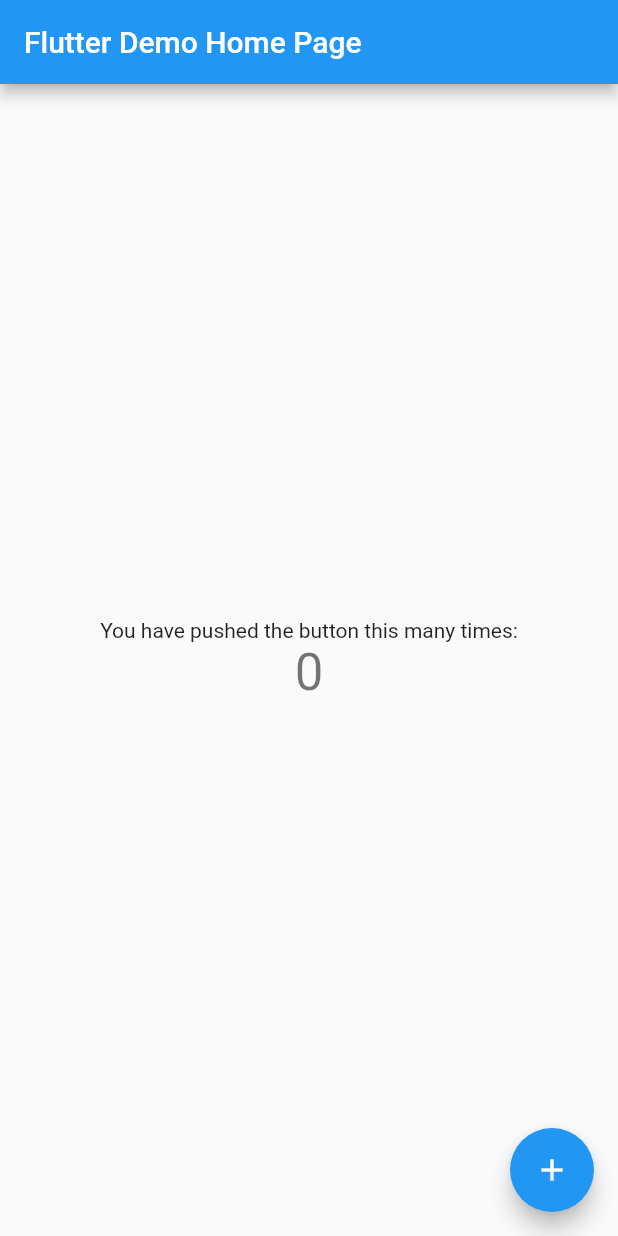
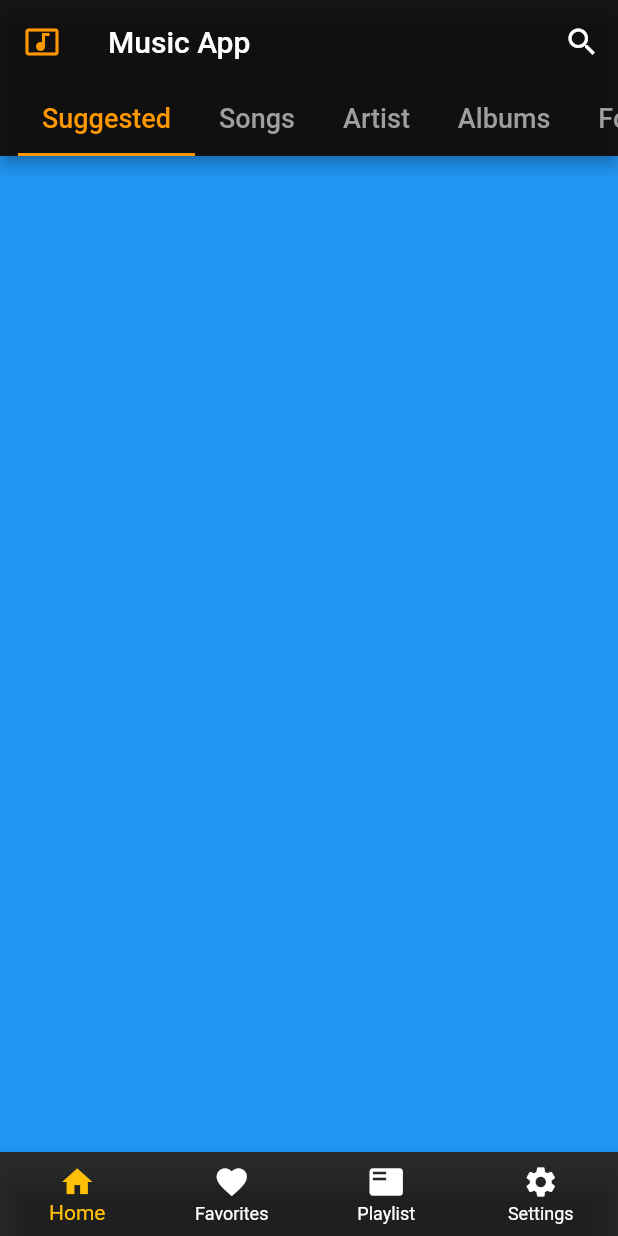
Before and after one commit to mysCod3r/music_app, a Flutter app: the screen it shows after launch, on a phone screen of 412 x 824 dp. Run offline on Flutter 3.47's test engine with Material 2 defaults, Android fonts, the phone set to English and light mode, and no system bars.

Commit message:
layout done.

```diff
--- a/lib/main.dart
+++ b/lib/main.dart
@@ -1,4 +1,5 @@
 import 'package:flutter/material.dart';
+import 'package:music_app/screens/home.dart';
 
 void main() {
   runApp(const MyApp());
@@ -11,105 +12,23 @@ class MyApp extends StatelessWidget {
   @override
   Widget build(BuildContext context) {
     return MaterialApp(
-      title: 'Flutter Demo',
-      theme: ThemeData(
-        // This is the theme of your application.
-        //
-        // Try running your application with "flutter run". You'll see the
-        // application has a blue toolbar. Then, without quitting the app, try
-        // changing the primarySwatch below to Colors.green and then invoke
-        // "hot reload" (press "r" in the console where you ran "flutter run",
-        // or simply save your changes to "hot reload" in a Flutter IDE).
-        // Notice that the counter didn't reset back to zero; the application
-        // is not restarted.
-        primarySwatch: Colors.blue,
+      title: 'Music App',
+      theme: ThemeData.dark().copyWith(
+        bottomNavigationBarTheme: BottomNavigationBarThemeData(
+            type: BottomNavigationBarType.fixed,
+            backgroundColor: Colors.black.withOpacity(0.1),
+            showUnselectedLabels: true,
+            selectedItemColor: Colors.amber,
+            unselectedItemColor: Colors.white),
+        colorScheme: const ColorScheme.dark(
+
+            //If theme brightness is light, use primary color.
+            //If theme brightness is dark, use surface color.
+            brightness: Brightness.dark,
+            surface: Colors.black54),
+        primaryTextTheme: const TextTheme(bodyText1: TextStyle(fontSize: 18)),
       ),
-      home: const MyHomePage(title: 'Flutter Demo Home Page'),
+      home: const Home(),
     );
   }
 }
-
-class MyHomePage extends StatefulWidget {
-  const MyHomePage({Key? key, required this.title}) : super(key: key);
-
-  // This widget is the home page of your application. It is stateful, meaning
-  // that it has a State object (defined below) that contains fields that affect
-  // how it looks.
-
-  // This class is the configuration for the state. It holds the values (in this
-  // case the title) provided by the parent (in this case the App widget) and
-  // used by the build method of the State. Fields in a Widget subclass are
-  // always marked "final".
-
-  final String title;
-
-  @override
-  State<MyHomePage> createState() => _MyHomePageState();
-}
-
-class _MyHomePageState extends State<MyHomePage> {
-  int _counter = 0;
-
-  void _incrementCounter() {
-    setState(() {
-      // This call to setState tells the Flutter framework that something has
-      // changed in this State, which causes it to rerun the build method below
-      // so that the display can reflect the updated values. If we changed
-      // _counter without calling setState(), then the build method would not be
-      // called again, and so nothing would appear to happen.
-      _counter++;
-    });
-  }
-
-  @override
-  Widget build(BuildContext context) {
-    // This method is rerun every time setState is called, for instance as done
-    // by the _incrementCounter method above.
-    //
-    // The Flutter framework has been optimized to make rerunning build methods
-    // fast, so that you can just rebuild anything that needs updating rather
-    // than having to individually change instances of widgets.
-    return Scaffold(
-      appBar: AppBar(
-        // Here we take the value from the MyHomePage object that was created by
-        // the App.build method, and use it to set our appbar title.
-        title: Text(widget.title),
-      ),
-      body: Center(
-        // Center is a layout widget. It takes a single child and positions it
-        // in the middle of the parent.
-        child: Column(
-          // Column is also a layout widget. It takes a list of children and
-          // arranges them vertically. By default, it sizes itself to fit its
-          // children horizontally, and tries to be as tall as its parent.
-          //
-          // Invoke "debug painting" (press "p" in the console, choose the
-          // "Toggle Debug Paint" action from the Flutter Inspector in Android
-          // Studio, or the "Toggle Debug Paint" command in Visual Studio Code)
-          // to see the wireframe for each widget.
-          //
-          // Column has various properties to control how it sizes itself and
-          // how it positions its children. Here we use mainAxisAlignment to
-          // center the children vertically; the main axis here is the vertical
-          // axis because Columns are vertical (the cross axis would be
-          // horizontal).
-          mainAxisAlignment: MainAxisAlignment.center,
-          children: <Widget>[
-            const Text(
-              'You have pushed the button this many times:',
-            ),
-            Text(
-              '$_counter',
-              style: Theme.of(context).textTheme.headline4,
-            ),
-          ],
-        ),
-      ),
-      floatingActionButton: FloatingActionButton(
-        onPressed: _incrementCounter,
-        tooltip: 'Increment',
-        child: const Icon(Icons.add),
-      ), // This trailing comma makes auto-formatting nicer for build methods.
-    );
-  }
-}
--- /dev/null
+++ b/lib/screens/home.dart
@@ -0,0 +1,66 @@
+import 'package:flutter/material.dart';
+import 'package:music_app/screens/home_albums.dart';
+import 'package:music_app/screens/home_artist.dart';
+import 'package:music_app/screens/home_folders.dart';
+import 'package:music_app/screens/home_songs.dart';
+import 'package:music_app/screens/home_suggested.dart';
+
+class Home extends StatefulWidget {
+  const Home({Key? key}) : super(key: key);
+
+  @override
+  State<Home> createState() => _HomeState();
+}
+
+class _HomeState extends State<Home> {
+  @override
+  Widget build(BuildContext context) {
+    return DefaultTabController(
+      length: 5,
+      child: Scaffold(
+        appBar: AppBar(
+          leading: const Icon(
+            Icons.music_video_outlined,
+            color: Colors.orange,
+          ),
+          title: const Text("Music App"),
+          actions: [
+            IconButton(
+                onPressed: () {}, icon: const Icon(Icons.search_outlined))
+          ],
+          bottom: const TabBar(
+              isScrollable: true,
+              padding: EdgeInsets.symmetric(horizontal: 12),
+              labelColor: Colors.orange,
+              indicatorColor: Colors.orange,
+              unselectedLabelColor: Colors.grey,
+              tabs: [
+                Tab(text: "Suggested"),
+                Tab(text: "Songs"),
+                Tab(text: "Artist"),
+                Tab(text: "Albums"),
+                Tab(text: "Folders"),
+              ]),
+        ),
+        body: const TabBarView(
+          children: [
+            HomeSuggested(),
+            HomeSongs(),
+            HomeArtist(),
+            HomeAlbums(),
+            HomeFolders()
+          ],
+        ),
+        bottomNavigationBar: BottomNavigationBar(items: const [
+          BottomNavigationBarItem(label: "Home", icon: Icon(Icons.home)),
+          BottomNavigationBarItem(
+              label: "Favorites", icon: Icon(Icons.favorite)),
+          BottomNavigationBarItem(
+              label: "Playlist", icon: Icon(Icons.featured_play_list)),
+          BottomNavigationBarItem(
+              label: "Settings", icon: Icon(Icons.settings)),
+        ]),
+      ),
+    );
+  }
+}
--- /dev/null
+++ b/lib/screens/home_suggested.dart
@@ -0,0 +1,17 @@
+import 'package:flutter/material.dart';
+
+class HomeSuggested extends StatefulWidget {
+  const HomeSuggested({Key? key}) : super(key: key);
+
+  @override
+  State<HomeSuggested> createState() => _HomeSuggestedState();
+}
+
+class _HomeSuggestedState extends State<HomeSuggested> {
+  @override
+  Widget build(BuildContext context) {
+    return Container(
+      color: Colors.blue,
+    );
+  }
+}
```
Also changed, not shown: lib/screens/home_albums.dart (added, +17 -0 lines), lib/screens/home_artist.dart (added, +17 -0 lines), lib/screens/home_folders.dart (added, +17 -0 lines), lib/screens/home_songs.dart (added, +17 -0 lines).
